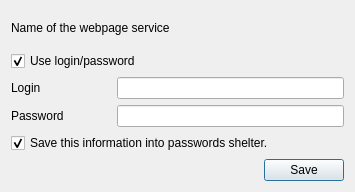
Before: the Qt Designer form QScreenshot/SignInDialog.ui in dbautsch/QScreenshot, drawn with Qt 5.
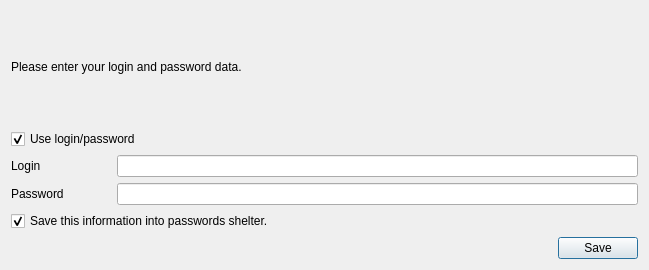
After: the same form once the commit is applied.

Commit message: Use of SignInDialog - EU can now enter login and password using dialog box. TODO: saving to password shelter.

```diff
--- a/QScreenshot/SignInDialog.ui
+++ b/QScreenshot/SignInDialog.ui
@@ -6,8 +6,8 @@
    <rect>
     <x>0</x>
     <y>0</y>
-    <width>355</width>
-    <height>192</height>
+    <width>649</width>
+    <height>270</height>
    </rect>
   </property>
   <property name="windowTitle">
@@ -19,7 +19,17 @@
      <item>
       <widget class="QLabel" name="label_3">
        <property name="text">
-        <string>Name of the webpage service</string>
+        <string>Please enter your login and password data.</string>
+       </property>
+      </widget>
+     </item>
+     <item>
+      <widget class="QWidget" name="logoWidget" native="true">
+       <property name="sizePolicy">
+        <sizepolicy hsizetype="Preferred" vsizetype="Preferred">
+         <horstretch>0</horstretch>
+         <verstretch>0</verstretch>
+        </sizepolicy>
        </property>
       </widget>
      </item>
```
The commit also changes 8 other files.
